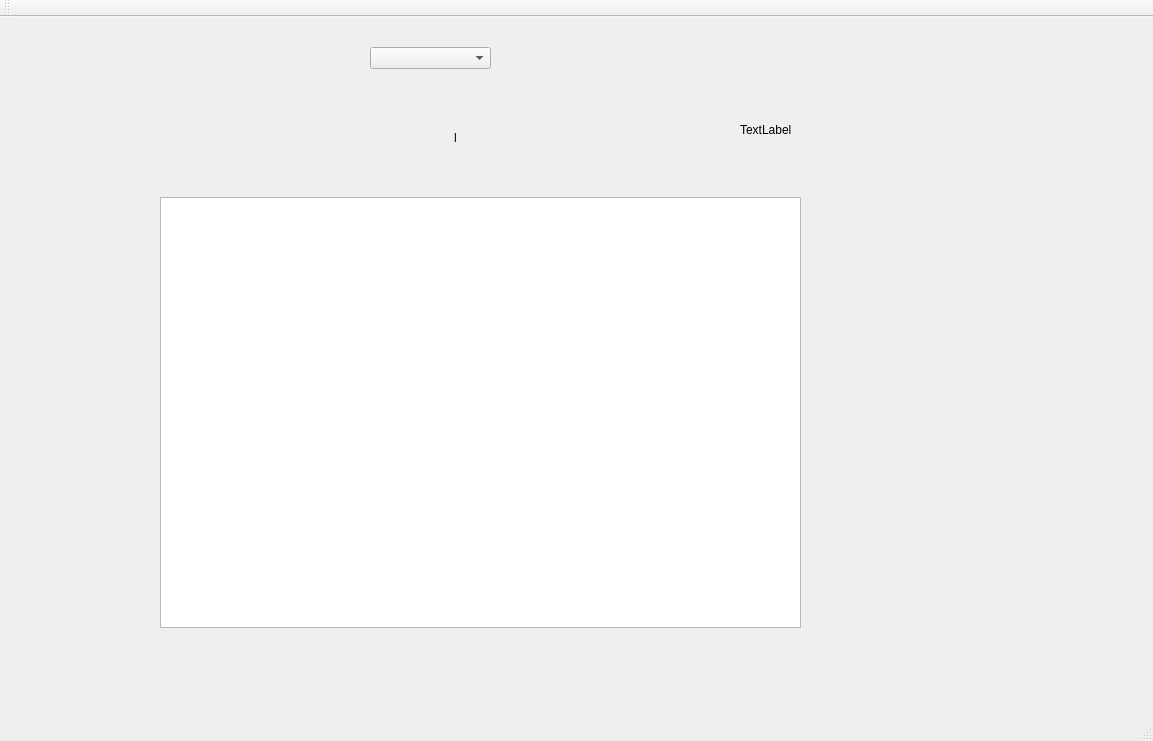
This is autopurchase.ui in TwIntern24/autoPurchase as Qt 5 draws it before an edit. The edited form follows.
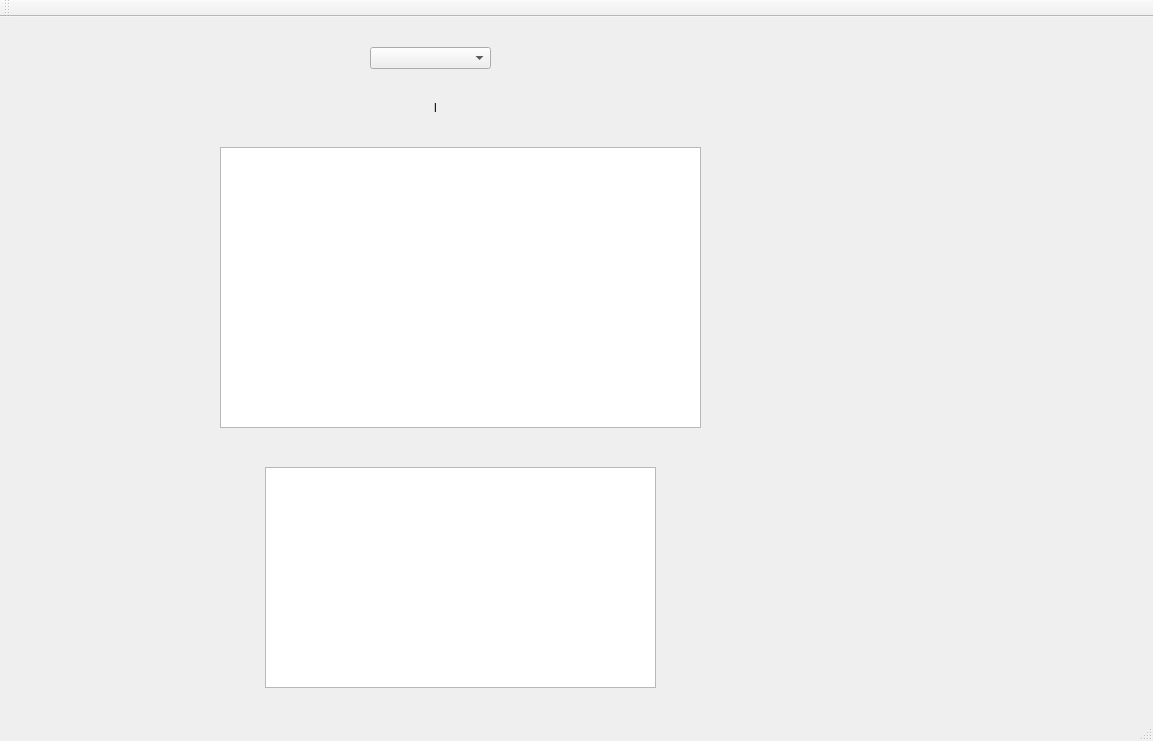
This is the edited form.

The edit to the form file:
```diff
--- a/autopurchase.ui
+++ b/autopurchase.ui
@@ -17,10 +17,10 @@
    <widget class="QListWidget" name="listWidgetChecklist">
     <property name="geometry">
      <rect>
-      <x>160</x>
-      <y>180</y>
-      <width>641</width>
-      <height>431</height>
+      <x>220</x>
+      <y>130</y>
+      <width>481</width>
+      <height>281</height>
      </rect>
     </property>
    </widget>
@@ -37,8 +37,8 @@
    <widget class="QLabel" name="labelLoading">
     <property name="geometry">
      <rect>
-      <x>370</x>
-      <y>100</y>
+      <x>350</x>
+      <y>70</y>
       <width>171</width>
       <height>41</height>
      </rect>
@@ -60,7 +60,17 @@
      </rect>
     </property>
     <property name="text">
-     <string>TextLabel</string>
+     <string/>
+    </property>
+   </widget>
+   <widget class="QListWidget" name="listWidgetParts">
+    <property name="geometry">
+     <rect>
+      <x>265</x>
+      <y>450</y>
+      <width>391</width>
+      <height>221</height>
+     </rect>
     </property>
    </widget>
   </widget>
```
